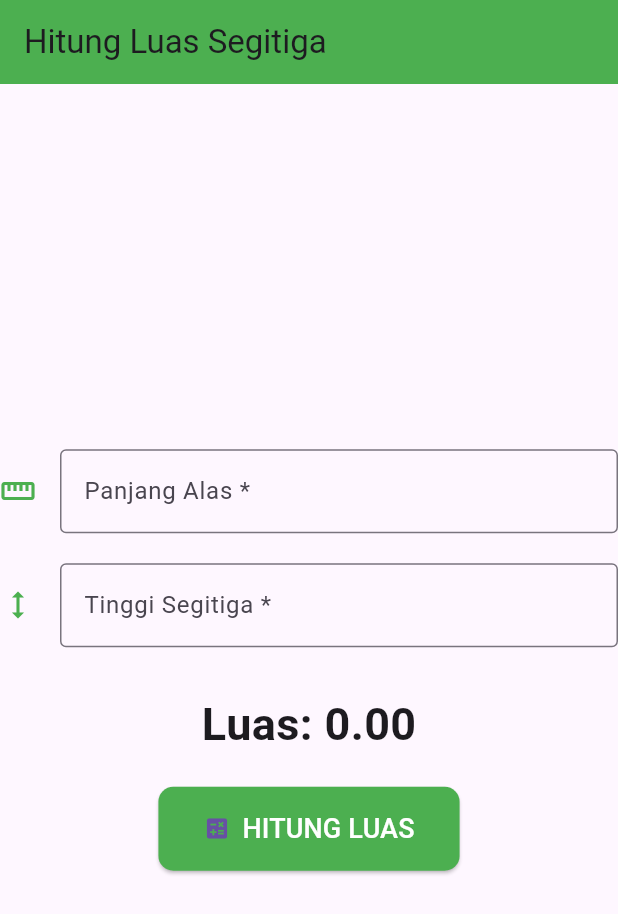
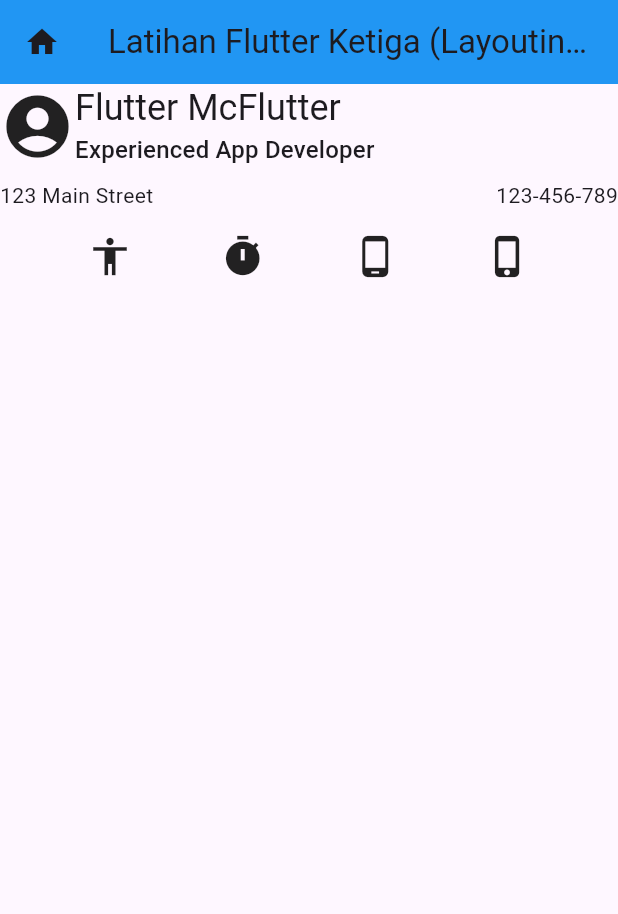
Before and after one commit to dandi-maulana/mobile_application_practicum, a Flutter app: the screen it shows after launch, on a phone screen of 412 x 824 dp. Shown: the top 914 px of the screen. Run offline on Flutter 3.47's test engine with Material 3 defaults, Android fonts, the phone set to English and light mode, and no system bars.

Commit message:
First practicum and assignment 3.a: Flutter Layouting: Container, Column & Row

```diff
--- a/lib/main.dart
+++ b/lib/main.dart
@@ -1,12 +1,12 @@
 import 'package:flutter/material.dart';
-import 'package:mobile_application_practicum/pages/luas_segitiga.dart';
+import 'package:mobile_application_practicum/pages/latihan_layout.dart';
 
 void main() {
   runApp(
     MaterialApp(
       debugShowCheckedModeBanner: false,
-      title: "Latihan Kedua",
-      home: LuasSegitiga(),
+      title: "Latihan Layout",
+      home: LatihanLayout(),
     ),
   );
 }
--- /dev/null
+++ b/lib/pages/latihan_layout.dart
@@ -0,0 +1,57 @@
+import 'package:flutter/material.dart';
+
+class LatihanLayout extends StatelessWidget {
+  @override
+  Widget build(BuildContext context) {
+    return Scaffold(
+      appBar: AppBar(
+        title: Text("Latihan Flutter Ketiga (Layouting)"),
+        backgroundColor: Colors.blue,
+        leading: Icon(Icons.home),
+      ),
+      body: Column(
+        mainAxisSize: MainAxisSize.min,
+        crossAxisAlignment: CrossAxisAlignment.stretch,
+        children: [
+          Row(
+            children: [
+              Padding(
+                padding: const EdgeInsets.all(0.0),
+                child: Icon(Icons.account_circle, size: 50),
+              ),
+              Column(
+                crossAxisAlignment: CrossAxisAlignment.start,
+                mainAxisSize: MainAxisSize.min,
+                children: [
+                  Text(
+                    'Flutter McFlutter',
+                    style: Theme.of(context).textTheme.headlineSmall,
+                  ),
+                  Text(
+                    'Experienced App Developer',
+                    style: Theme.of(context).textTheme.titleMedium,
+                  ),
+                ],
+              ),
+            ],
+          ),
+          SizedBox(height: 8),
+          Row(
+            mainAxisAlignment: MainAxisAlignment.spaceBetween,
+            children: [Text('123 Main Street'), Text('123-456-789')],
+          ),
+          SizedBox(height: 16),
+          Row(
+            mainAxisAlignment: MainAxisAlignment.spaceEvenly,
+            children: [
+              Icon(Icons.accessibility, size: 30),
+              Icon(Icons.timer, size: 30),
+              Icon(Icons.phone_android, size: 30),
+              Icon(Icons.phone_iphone, size: 30),
+            ],
+          ),
+        ],
+      ),
+    );
+  }
+}
```
